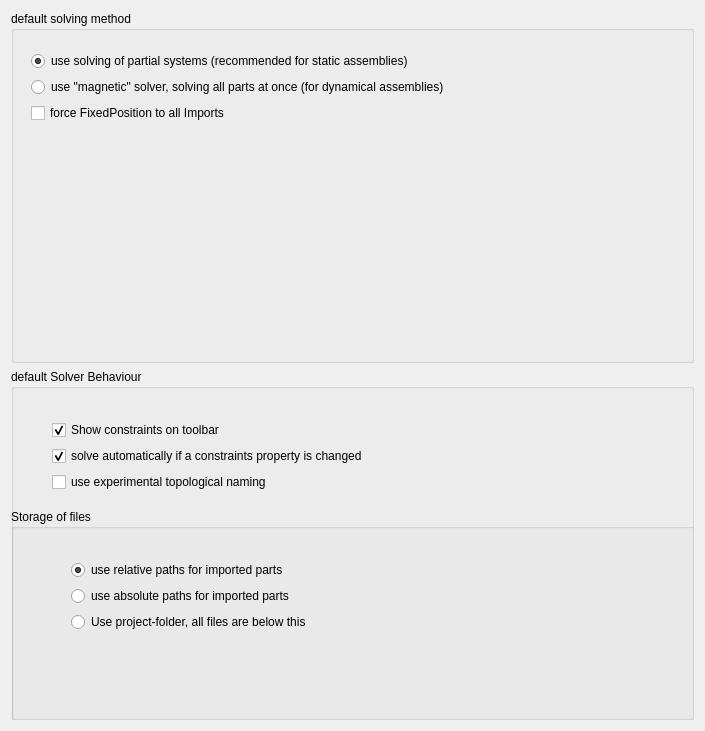
Before: the Qt Designer form GuiA2p/Resources/ui/a2p_prefs.ui in kbwbe/A2plus, drawn with Qt 5.
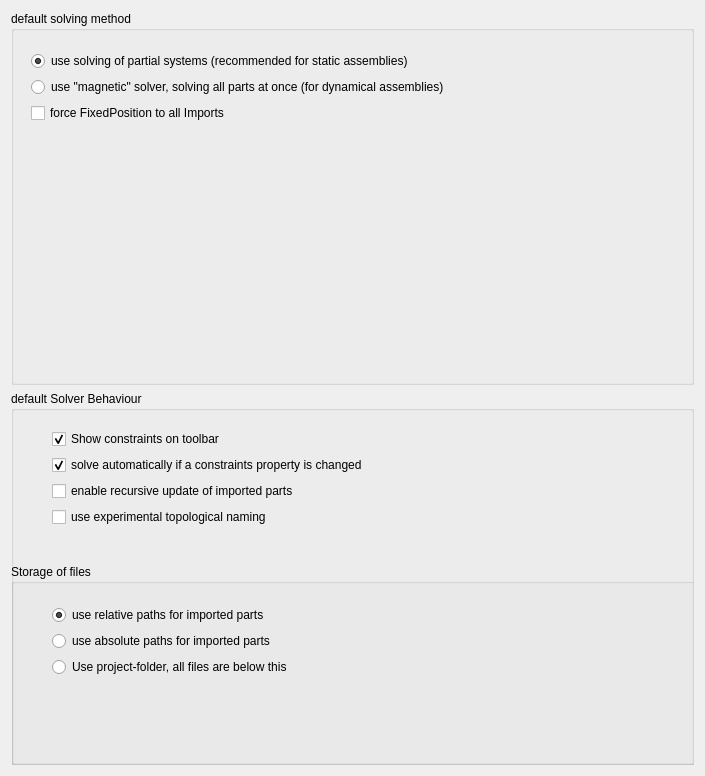
After: the same form once the commit is applied. Custom widgets are drawn as their Qt base class.

Commit message: new option in preferences page: enable recursive update

The edit to the form file:
```diff
--- a/GuiA2p/Resources/ui/a2p_prefs.ui
+++ b/GuiA2p/Resources/ui/a2p_prefs.ui
@@ -7,7 +7,7 @@
     <x>0</x>
     <y>0</y>
     <width>705</width>
-    <height>731</height>
+    <height>776</height>
    </rect>
   </property>
   <property name="windowTitle">
@@ -101,9 +101,9 @@
       <property name="geometry">
        <rect>
         <x>0</x>
-        <y>140</y>
+        <y>173</y>
         <width>687</width>
-        <height>234</height>
+        <height>201</height>
        </rect>
       </property>
       <property name="title">
@@ -112,10 +112,10 @@
       <widget class="QWidget" name="verticalLayoutWidget_3">
        <property name="geometry">
         <rect>
-         <x>49</x>
-         <y>40</y>
+         <x>30</x>
+         <y>30</y>
          <width>537</width>
-         <height>171</height>
+         <height>151</height>
         </rect>
        </property>
        <layout class="QVBoxLayout" name="verticalLayout_3">
@@ -194,9 +194,9 @@
       <property name="geometry">
        <rect>
         <x>30</x>
-        <y>40</y>
+        <y>27</y>
         <width>521</width>
-        <height>95</height>
+        <height>131</height>
        </rect>
       </property>
       <layout class="QVBoxLayout" name="verticalLayout_4">
@@ -232,6 +232,19 @@
          </property>
         </widget>
        </item>
+       <item>
+        <widget class="Gui::PrefCheckBox" name="checkBox_5">
+         <property name="text">
+          <string>enable recursive update of imported parts</string>
+         </property>
+         <property name="prefEntry" stdset="0">
+          <cstring>enableRecursiveUpdate</cstring>
+         </property>
+         <property name="prefPath" stdset="0">
+          <cstring>Mod/A2plus</cstring>
+         </property>
+        </widget>
+       </item>
        <item>
         <widget class="Gui::PrefCheckBox" name="checkBox">
          <property name="text">
@@ -245,6 +258,19 @@
          </property>
         </widget>
        </item>
+       <item>
+        <spacer name="verticalSpacer_3">
+         <property name="orientation">
+          <enum>Qt::Vertical</enum>
+         </property>
+         <property name="sizeHint" stdset="0">
+          <size>
+           <width>20</width>
+           <height>40</height>
+          </size>
+         </property>
+        </spacer>
+       </item>
       </layout>
      </widget>
     </widget>
```
The commit also changes 7 other files.
